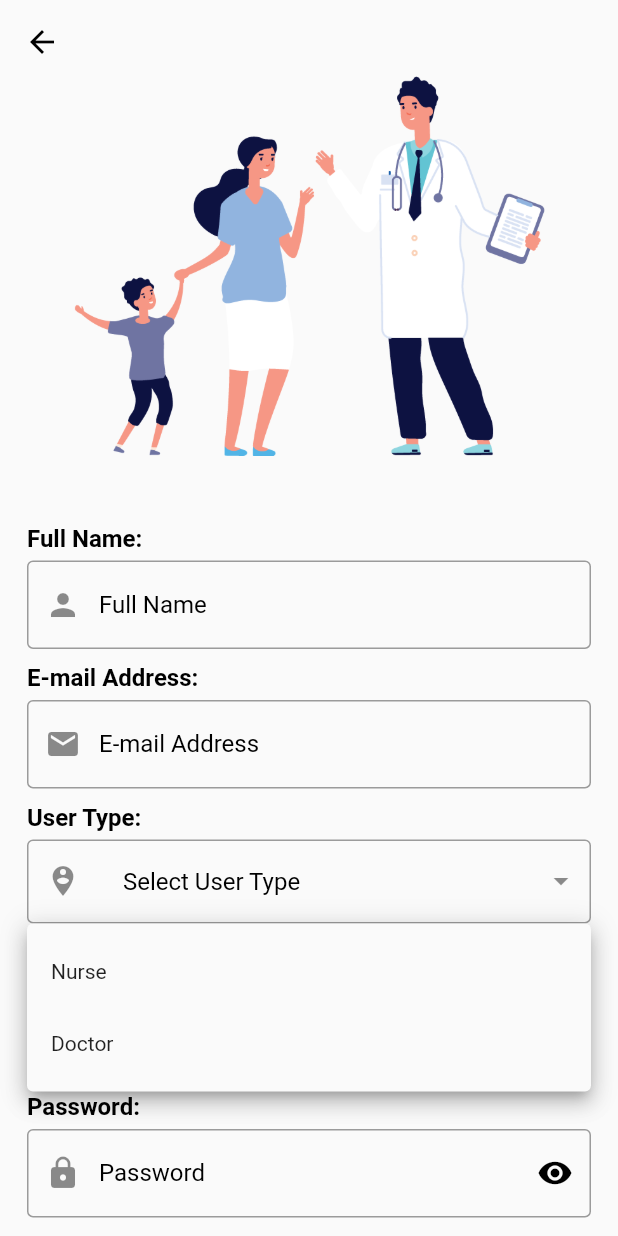
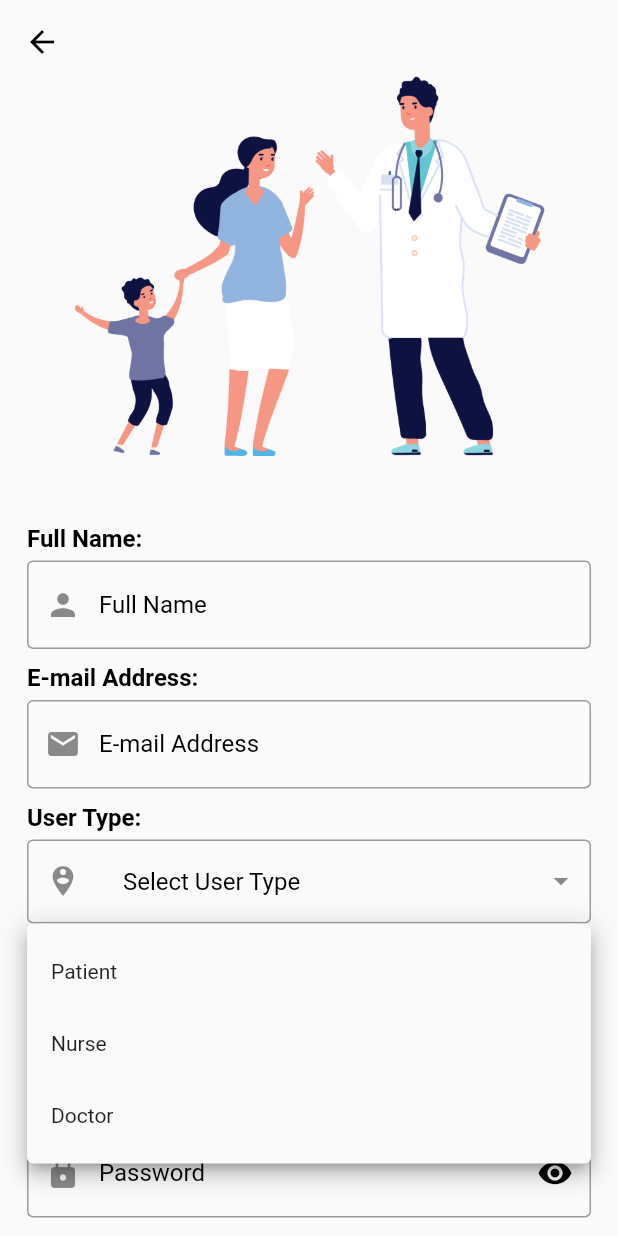
Before and after one commit to Crawford30/TriageApp, a Flutter app: the Signup screen opened directly, after a tap on "Select User Type", on a phone screen of 412 x 824 dp. Run offline on Flutter 3.47's test engine with Material 2 defaults, Android fonts, the light colour scheme and no system bars; our stand-ins replace dropdown_button2; missing offline and left inert: custom_clippers.

Commit message:
Added patient option on registration

```diff
--- a/lib/screens/register.dart
+++ b/lib/screens/register.dart
@@ -20,6 +20,7 @@ bool observeText = true;
 bool isChecked = false;
 
 final List<String> userTypeItems = [
+  'Patient',
   'Nurse',
   'Doctor',
 ];
```
